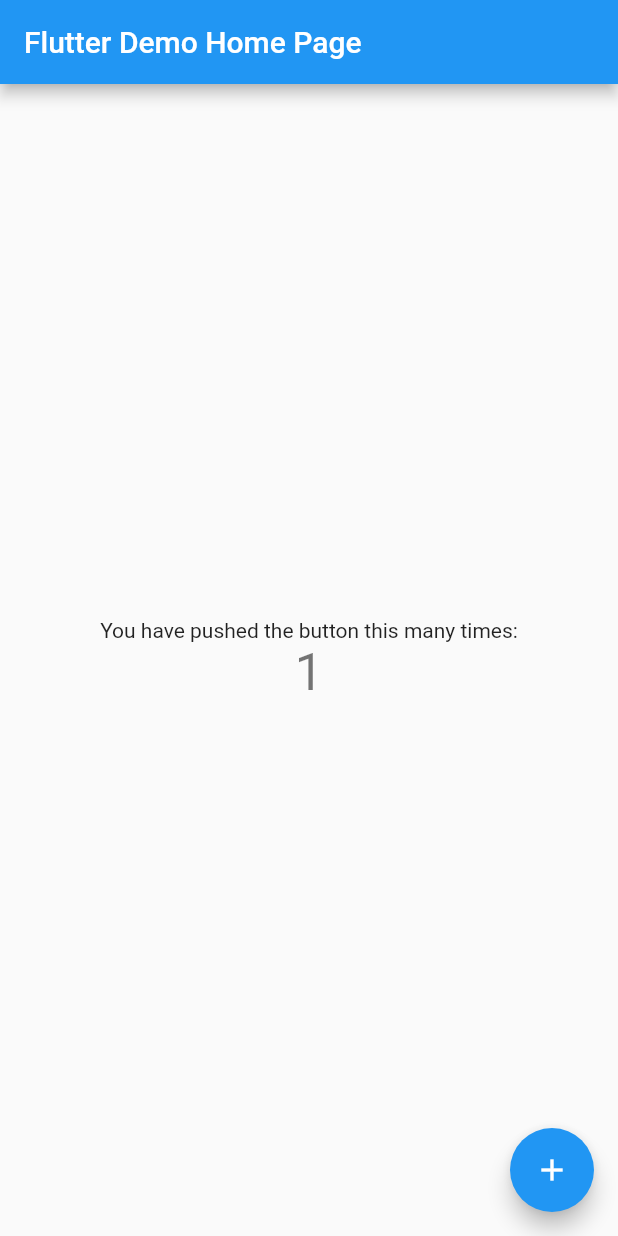
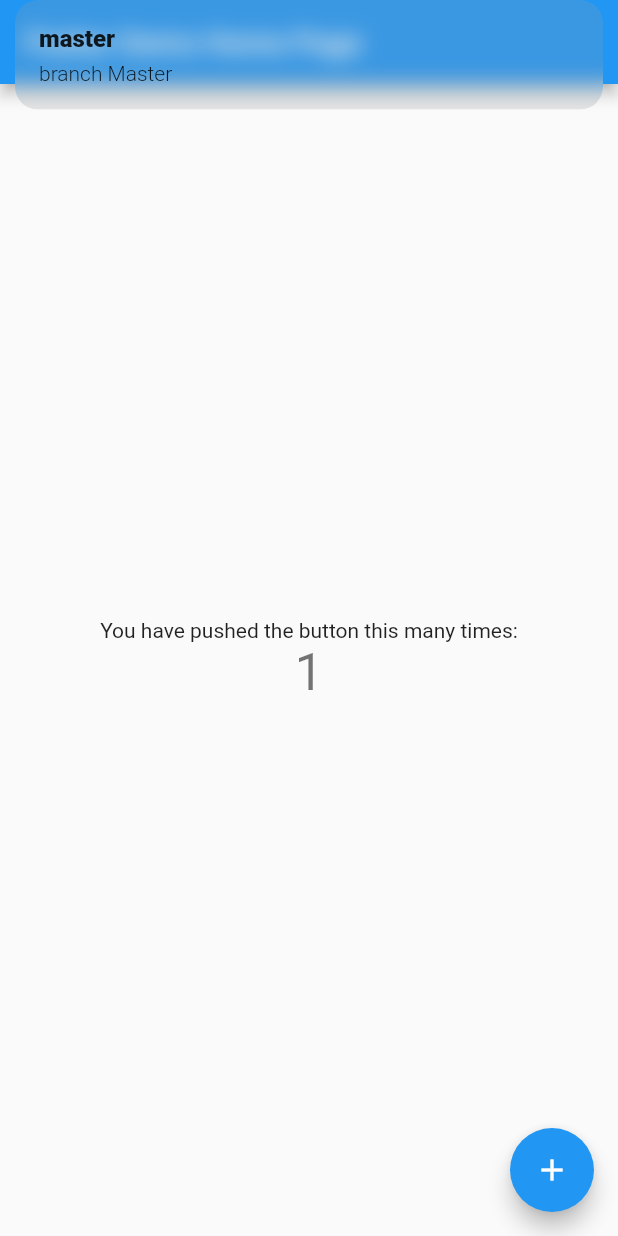
Before and after one commit to bigmsg/flutter_branch, a Flutter app: the screen it shows after launch, after a tap on the "add" icon, on a phone screen of 412 x 824 dp. Run offline on Flutter 3.47's test engine with Material 2 defaults, Android fonts, the phone set to English and light mode, and no system bars; our stand-ins replace get.

Commit message:
테스트

```diff
--- a/lib/main.dart
+++ b/lib/main.dart
@@ -1,4 +1,5 @@
 import 'package:flutter/material.dart';
+import 'package:get/get.dart';
 
 void main() {
   runApp(MyApp());
@@ -53,6 +54,7 @@ class _MyHomePageState extends State<MyHomePage> {
   int _counter = 0;
 
   void _incrementCounter() {
+    Get.snackbar('master', 'branch Master');
     setState(() {
       // This call to setState tells the Flutter framework that something has
       // changed in this State, which causes it to rerun the build method below
--- a/pubspec.yaml
+++ b/pubspec.yaml
@@ -28,6 +28,7 @@ dependencies:
   # The following adds the Cupertino Icons font to your application.
   # Use with the CupertinoIcons class for iOS style icons.
   cupertino_icons: ^1.0.0
+  get: ^3.26.0
 
 
 
```
Also changed, not shown: pubspec.lock.
